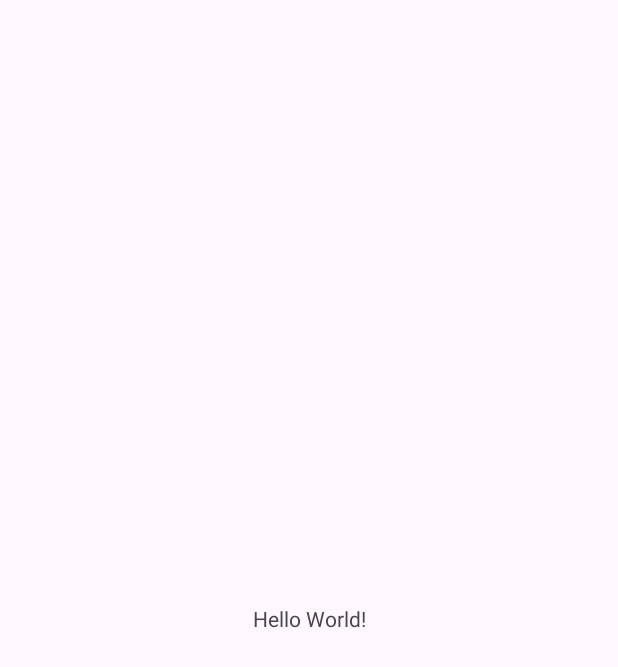
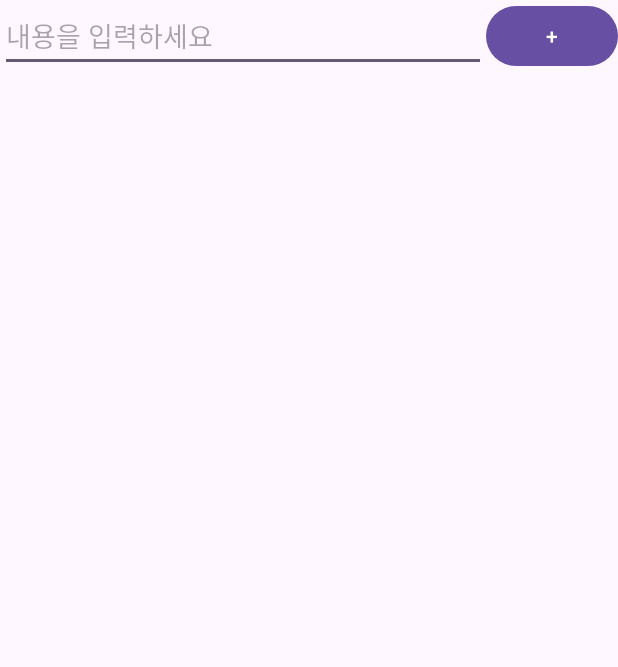
Before and after one commit to JaeYoung290/BCSD_Assignment, an Android app: the screen it shows after launch (MainActivity), on a phone screen of 412 x 824 dp. Before the commit the part shown is almost empty. Shown: the top 667 px of the screen. Run offline under Robolectric (Android 15) with nearby library versions, the phone set to English and light mode, and no system bars.

Commit message:
7주차 과제

```diff
--- a/assignment_week_7/app/src/main/java/com/example/assignment_week_7/MainActivity.kt
+++ b/assignment_week_7/app/src/main/java/com/example/assignment_week_7/MainActivity.kt
@@ -1,12 +1,20 @@
 package com.example.assignment_week_7
 
 import android.os.Bundle
+import android.widget.EditText
+import android.widget.Button
 import androidx.activity.enableEdgeToEdge
+import androidx.appcompat.app.AlertDialog
 import androidx.appcompat.app.AppCompatActivity
 import androidx.core.view.ViewCompat
 import androidx.core.view.WindowInsetsCompat
+import androidx.recyclerview.widget.LinearLayoutManager
+import androidx.recyclerview.widget.RecyclerView
 
 class MainActivity : AppCompatActivity() {
+    private lateinit var adapter: NameAdapter
+    private val names = mutableListOf<String>()
+
     override fun onCreate(savedInstanceState: Bundle?) {
         super.onCreate(savedInstanceState)
         enableEdgeToEdge()
@@ -16,5 +24,62 @@ class MainActivity : AppCompatActivity() {
             v.setPadding(systemBars.left, systemBars.top, systemBars.right, systemBars.bottom)
             insets
         }
+
+        setupRecyclerView()
+        setupAddButton()
+    }
+
+    private fun setupRecyclerView() {
+        adapter = NameAdapter(
+            names,
+            onItemClick = { position -> showDeleteDialog(position) },
+            onItemLongClick = { position -> showEditDialog(position) }
+        )
+        findViewById<RecyclerView>(R.id.recyclerView).apply {
+            layoutManager = LinearLayoutManager(this@MainActivity)
+            adapter = this@MainActivity.adapter
+        }
+    }
+
+    private fun setupAddButton() {
+        val nameEditText = findViewById<EditText>(R.id.editText)
+        findViewById<Button>(R.id.addButton).setOnClickListener {
+            val name = nameEditText.text.toString()
+            if (name.isNotEmpty()) {
+                names.add(name)
+                adapter.notifyItemInserted(names.size - 1)
+                nameEditText.text.clear()
+            }
+        }
+    }
+
+    private fun showDeleteDialog(position: Int) {
+        AlertDialog.Builder(this)
+            .setTitle("삭제")
+            .setMessage("${names[position]}을(를) 삭제하시겠습니까?")
+            .setPositiveButton("삭제") { _, _ ->
+                names.removeAt(position)
+                adapter.notifyItemRemoved(position)
+            }
+            .setNegativeButton("취소", null)
+            .show()
+    }
+
+    private fun showEditDialog(position: Int) {
+        val editText = EditText(this)
+        editText.setText(names[position])
+
+        AlertDialog.Builder(this)
+            .setTitle("수정")
+            .setView(editText)
+            .setPositiveButton("확인") { _, _ ->
+                val newName = editText.text.toString()
+                if (newName.isNotEmpty()) {
+                    names[position] = newName
+                    adapter.notifyItemChanged(position)
+                }
+            }
+            .setNegativeButton("취소", null)
+            .show()
     }
 }
--- /dev/null
+++ b/assignment_week_7/app/src/main/java/com/example/assignment_week_7/NameAdapter.kt
@@ -0,0 +1,35 @@
+package com.example.assignment_week_7
+
+import android.view.LayoutInflater
+import android.view.View
+import android.view.ViewGroup
+import android.widget.TextView
+import androidx.recyclerview.widget.RecyclerView
+
+class NameAdapter(
+    private val names: MutableList<String>,
+    private val onItemClick: (Int) -> Unit,
+    private val onItemLongClick: (Int) -> Unit
+) : RecyclerView.Adapter<NameAdapter.ViewHolder>() {
+
+    class ViewHolder(view: View) : RecyclerView.ViewHolder(view) {
+        val textView: TextView = view.findViewById(R.id.nameTextView)
+    }
+
+    override fun onCreateViewHolder(parent: ViewGroup, viewType: Int): ViewHolder {
+        val view = LayoutInflater.from(parent.context)
+            .inflate(R.layout.item_name, parent, false)
+        return ViewHolder(view)
+    }
+
+    override fun onBindViewHolder(holder: ViewHolder, position: Int) {
+        holder.textView.text = names[position]
+        holder.itemView.setOnClickListener { onItemClick(position) }
+        holder.itemView.setOnLongClickListener {
+            onItemLongClick(position)
+            true
+        }
+    }
+
+    override fun getItemCount() = names.size
+}
--- a/assignment_week_7/app/src/main/res/layout/activity_main.xml
+++ b/assignment_week_7/app/src/main/res/layout/activity_main.xml
@@ -5,15 +5,32 @@
     android:id="@+id/main"
     android:layout_width="match_parent"
     android:layout_height="match_parent"
+    android:padding="16dp"
     tools:context=".MainActivity">
 
-    <TextView
-        android:layout_width="wrap_content"
+    <EditText
+        android:id="@+id/editText"
+        android:layout_width="0dp"
         android:layout_height="wrap_content"
-        android:text="Hello World!"
-        app:layout_constraintBottom_toBottomOf="parent"
-        app:layout_constraintEnd_toEndOf="parent"
+        android:hint="내용을 입력하세요"
+        app:layout_constraintEnd_toStartOf="@+id/addButton"
         app:layout_constraintStart_toStartOf="parent"
         app:layout_constraintTop_toTopOf="parent" />
 
+    <Button
+        android:id="@+id/addButton"
+        android:layout_width="wrap_content"
+        android:layout_height="wrap_content"
+        android:text="+"
+        app:layout_constraintEnd_toEndOf="parent"
+        app:layout_constraintTop_toTopOf="parent" />
+
+    <androidx.recyclerview.widget.RecyclerView
+        android:id="@+id/recyclerView"
+        android:layout_width="match_parent"
+        android:layout_height="0dp"
+        android:layout_marginTop="8dp"
+        app:layout_constraintBottom_toBottomOf="parent"
+        app:layout_constraintTop_toBottomOf="@+id/editText" />
+
 </androidx.constraintlayout.widget.ConstraintLayout>
```
Also changed, not shown: assignment_week_7/app/src/main/res/layout/item_name.xml (added, +8 -0 lines).
